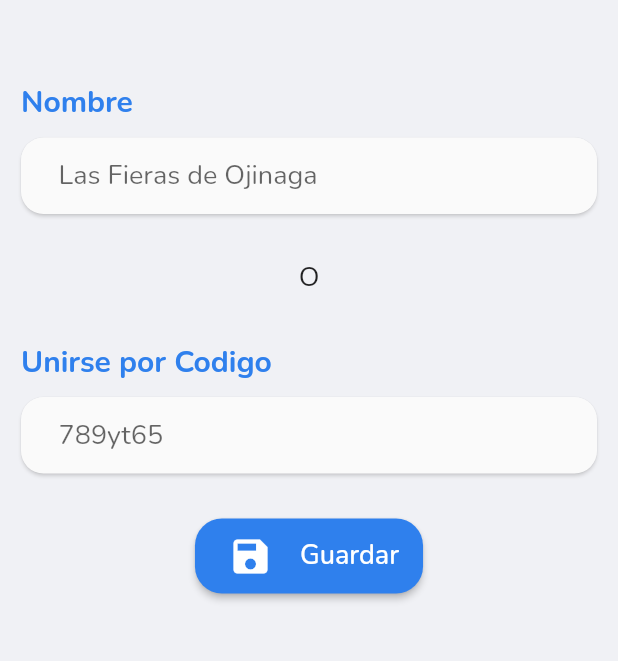
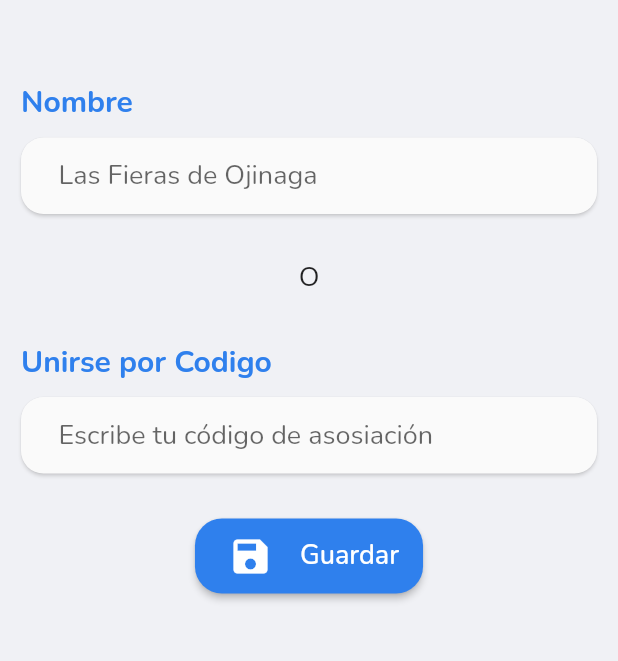
Before and after one commit to luis8elias/lyrics_app, a Flutter app: the CreateGroupPageUI screen opened directly, on a phone screen of 412 x 824 dp, the part 62-723 px from its top. Run offline on Flutter 3.47's test engine with Material 2 defaults, Android fonts, the phone set to English and light mode, and no system bars; our stand-ins replace bloc, dio, flutter_bloc, flutter_slidable, flutter_svg, google_fonts and 2 more; missing offline and left inert: awesome_select; accounts and stored records are empty.

Commit message:
disable text fields

```diff
--- a/lib/data/repositories/dio_groups_repository.dart
+++ b/lib/data/repositories/dio_groups_repository.dart
@@ -49,6 +49,7 @@ class DioGroupsRepository extends AbstarctGroupsRepository {
   @override
   Future<GenericResponse> update(
       {required String name, required int groupId}) async {
+        print(groupId);
     final String url = '${Globals.baseUrl}/api/groups/update/$groupId';
     dio.options.headers["authorization"] = "bearer ${Globals.token}";
     var formData = FormData.fromMap({
--- a/lib/presentation/group/create/create_group_page.dart
+++ b/lib/presentation/group/create/create_group_page.dart
@@ -33,11 +33,15 @@ class CreateGroupPageUI extends StatefulWidget {
 }
 
 class _CreateGroupPageUIState extends State<CreateGroupPageUI> {
-  TextEditingController groupController = new TextEditingController();
+  TextEditingController nameController = new TextEditingController();
+  TextEditingController codeController = new TextEditingController();
+
+  bool codeEnabled = true;
+  bool nameEnabled = true;
 
   @override
   void dispose() {
-    groupController.dispose();
+    nameController.dispose();
     super.dispose();
   }
 
@@ -95,7 +99,19 @@ class _CreateGroupPageUIState extends State<CreateGroupPageUI> {
                     shadowColor: shadowColor,
                     borderRadius: BorderRadius.all(Radius.circular(15)),
                     child: TextField(
-                      // controller: groupController,
+                      enabled: nameEnabled,
+                      controller: nameController,
+                      onChanged: (str){
+                        setState(() {
+
+                          if(str.isEmpty){
+                            codeEnabled = true;
+                          }else{
+                            codeEnabled = false;
+                          }
+
+                        });
+                      },
                       cursorColor: Theme.of(context).primaryColor,
                       style: TextStyle(color: Colors.black, fontSize: 18),
                       decoration: InputDecoration(
@@ -125,14 +141,15 @@ class _CreateGroupPageUIState extends State<CreateGroupPageUI> {
                     shadowColor: shadowColor,
                     borderRadius: BorderRadius.all(Radius.circular(15)),
                     child: TextField(
-                      controller: groupController,
+                      enabled: codeEnabled,
+                      controller: codeController,
                       cursorColor: Theme.of(context).primaryColor,
                       style: TextStyle(color: Colors.black, fontSize: 18),
                       decoration: InputDecoration(
-                          hintText: '789yt65',
-                          border: InputBorder.none,
-                          contentPadding: EdgeInsets.symmetric(
-                              horizontal: 25, vertical: 13)),
+                        hintText: 'Escribe tu código de asosiación',
+                        border: InputBorder.none,
+                        contentPadding: EdgeInsets.symmetric(
+                          horizontal: 25, vertical: 13)),
                     ),
                   ),
                   Padding(
@@ -149,7 +166,7 @@ class _CreateGroupPageUIState extends State<CreateGroupPageUI> {
                                       borderRadius: BorderRadius.circular(18.0),
                                       side: BorderSide.none))),
                           onPressed: () => _bloc
-                              .add(CreateGroup(name: groupController.text)),
+                              .add(CreateGroup(name: nameController.text)),
                           icon: Padding(
                             padding: EdgeInsets.all(10),
                             child: Icon(
--- a/lib/presentation/group/edit/bloc/group_edit_bloc.dart
+++ b/lib/presentation/group/edit/bloc/group_edit_bloc.dart
@@ -1,5 +1,3 @@
-import 'dart:math';
-
 import 'package:bloc/bloc.dart';
 
 import 'package:lyrics_app/domain/models/api/generic_response.dart';
```
Also changed, not shown: lib/presentation/group/edit/edit_group.dart (+29 -3 lines).
